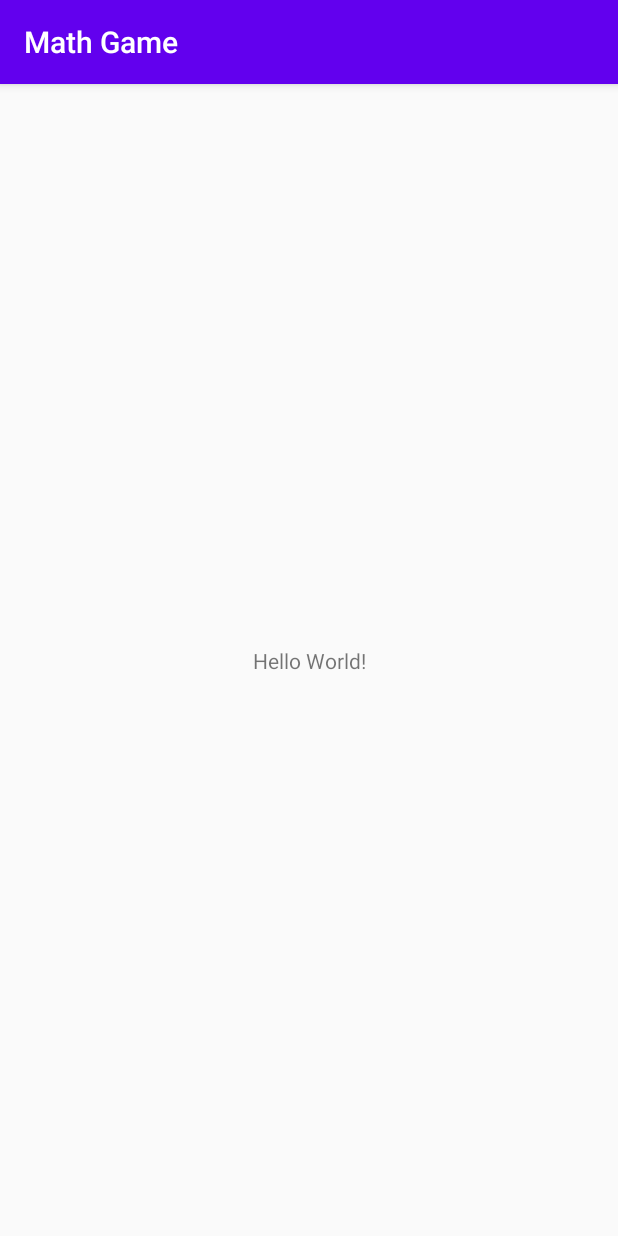
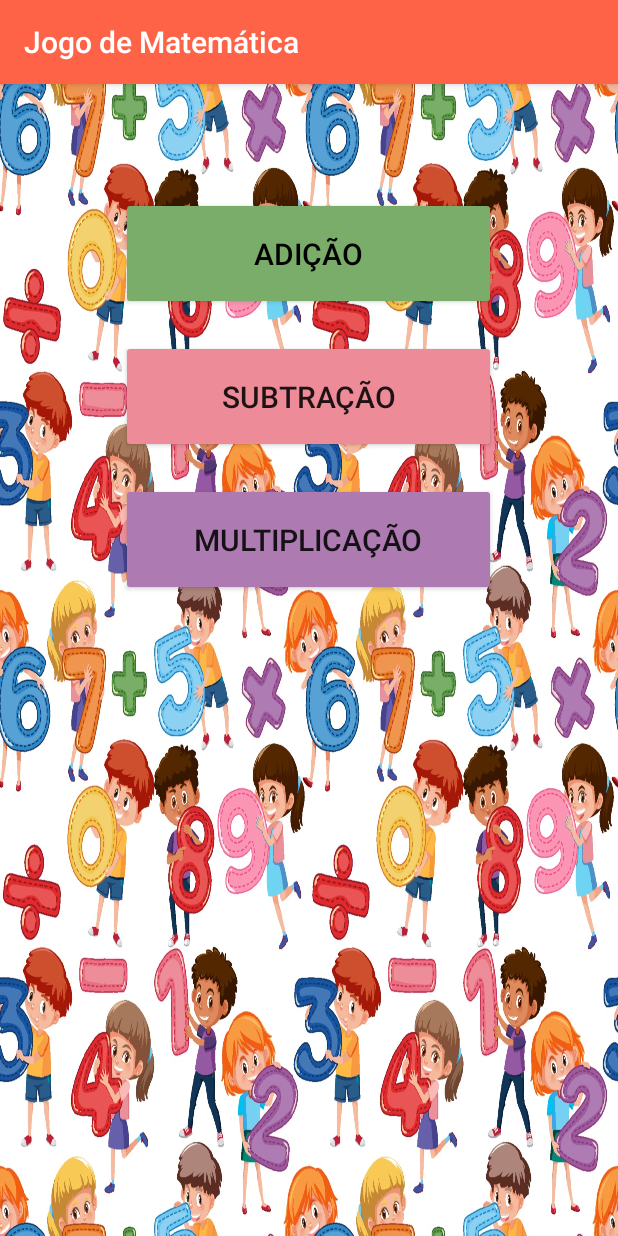
Before and after one commit to JoaoPauloAzevedo/MathGame_Kotlin, an Android app: the screen it shows after launch (MainActivity), on a phone screen of 412 x 824 dp. Run offline under Robolectric (Android 15) with nearby library versions, the phone set to English and light mode, and no system bars.

Commit message:
15-01-2024 Commit

```diff
--- a/app/src/main/AndroidManifest.xml
+++ b/app/src/main/AndroidManifest.xml
@@ -7,10 +7,14 @@
         android:dataExtractionRules="@xml/data_extraction_rules"
         android:fullBackupContent="@xml/backup_rules"
         android:icon="@mipmap/ic_launcher"
-        android:label="@string/app_name"
+        android:label="Jogo de Matemática"
         android:supportsRtl="true"
         android:theme="@style/Theme.MathGame"
         tools:targetApi="31">
+        <activity
+            android:name=".GameActivity"
+            android:exported="true"
+            android:parentActivityName=".MainActivity"/>
         <activity
             android:name=".MainActivity"
             android:exported="true">
--- a/app/src/main/java/com/example/mathgame/MainActivity.kt
+++ b/app/src/main/java/com/example/mathgame/MainActivity.kt
@@ -1,11 +1,29 @@
 package com.example.mathgame
 
+import android.content.Intent
 import android.support.v7.app.AppCompatActivity
 import android.os.Bundle
+import android.widget.Button
 
 class MainActivity : AppCompatActivity() {
+
+    lateinit var  adicao : Button
+    lateinit var subtracao : Button
+    lateinit var multi : Button
     override fun onCreate(savedInstanceState: Bundle?) {
         super.onCreate(savedInstanceState)
         setContentView(R.layout.activity_main)
+
+        adicao = findViewById(R.id.btn_Add)
+        subtracao = findViewById(R.id.btn_Subtracao)
+        multi = findViewById(R.id.btn_Multi)
+
+        adicao.setOnClickListener {
+
+            val intent = Intent(this@MainActivity, GameActivity::class.java)
+            startActivity(intent)
+
+        }
+
     }
 }
--- a/app/src/main/res/layout/activity_main.xml
+++ b/app/src/main/res/layout/activity_main.xml
@@ -1,18 +1,40 @@
 <?xml version="1.0" encoding="utf-8"?>
-<android.support.constraint.ConstraintLayout xmlns:android="http://schemas.android.com/apk/res/android"
+<LinearLayout xmlns:android="http://schemas.android.com/apk/res/android"
     xmlns:app="http://schemas.android.com/apk/res-auto"
     xmlns:tools="http://schemas.android.com/tools"
     android:layout_width="match_parent"
     android:layout_height="match_parent"
+    android:background="@drawable/fundo1"
+    android:gravity="center_horizontal"
+    android:orientation="vertical"
     tools:context=".MainActivity">
 
-    <TextView
-        android:layout_width="wrap_content"
-        android:layout_height="wrap_content"
-        android:text="Hello World!"
-        app:layout_constraintBottom_toBottomOf="parent"
-        app:layout_constraintEnd_toEndOf="parent"
-        app:layout_constraintStart_toStartOf="parent"
-        app:layout_constraintTop_toTopOf="parent" />
+    <Button
+        android:id="@+id/btn_Add"
+        android:layout_width="250dp"
+        android:layout_height="75dp"
+        android:layout_marginTop="75dp"
+        android:backgroundTint="#7AAD69"
+        android:text="Adição"
+        android:textColor="@android:color/black"
+        android:textSize="20sp" />
 
-</android.support.constraint.ConstraintLayout>
+    <Button
+        android:id="@+id/btn_Subtracao"
+        android:layout_width="250dp"
+        android:layout_height="75dp"
+        android:layout_marginTop="20dp"
+        android:backgroundTint="#ED8C98"
+        android:text="Subtração"
+        android:textSize="20sp" />
+
+    <Button
+        android:id="@+id/btn_Multi"
+        android:layout_width="250dp"
+        android:layout_height="75dp"
+        android:layout_marginTop="20dp"
+        android:backgroundTint="#AD7BB2"
+        android:text="Multiplicação"
+        android:textSize="20sp" />
+
+</LinearLayout>
--- a/app/src/main/res/values/colors.xml
+++ b/app/src/main/res/values/colors.xml
@@ -7,4 +7,7 @@
     <color name="teal_700">#FF018786</color>
     <color name="black">#FF000000</color>
     <color name="white">#FFFFFFFF</color>
+    <color name="orange_Tomato">#ff6347</color>
+    <color name="orange_Red">#ff4500</color>
+    <color name="chocolate">#d2691e</color>
 </resources>
--- a/app/src/main/res/values/themes.xml
+++ b/app/src/main/res/values/themes.xml
@@ -2,8 +2,8 @@
     <!-- Base application theme. -->
     <style name="Theme.MathGame" parent="Theme.AppCompat.Light.DarkActionBar">
         <!-- Primary brand color. -->
-        <item name="colorPrimary">@color/purple_500</item>
-        <item name="colorPrimaryDark">@color/purple_700</item>
+        <item name="colorPrimary">@color/orange_Tomato</item>
+        <item name="colorPrimaryDark">@color/orange_Tomato</item>
         <item name="colorAccent">@color/teal_200</item>
         <!-- Customize your theme here. -->
     </style>
```
Also changed, not shown: app/src/main/java/com/example/mathgame/GameActivity.kt (added, +13 -0 lines), app/src/main/res/drawable/button_shape.xml (added, +13 -0 lines), app/src/main/res/layout/activity_game.xml (added, +131 -0 lines), app/src/main/res/drawable/fundo1.jpg (added), app/src/main/res/drawable/fundo2.jpg (added), app/src/main/res/drawable/fundo3.jpg (added).
